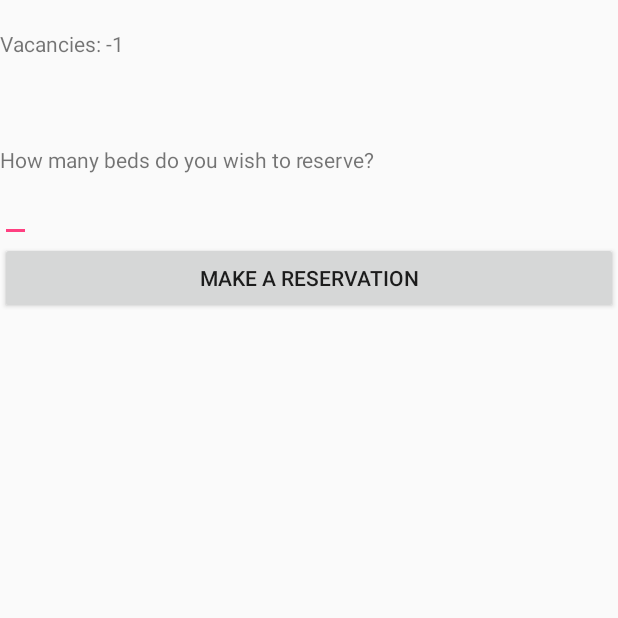
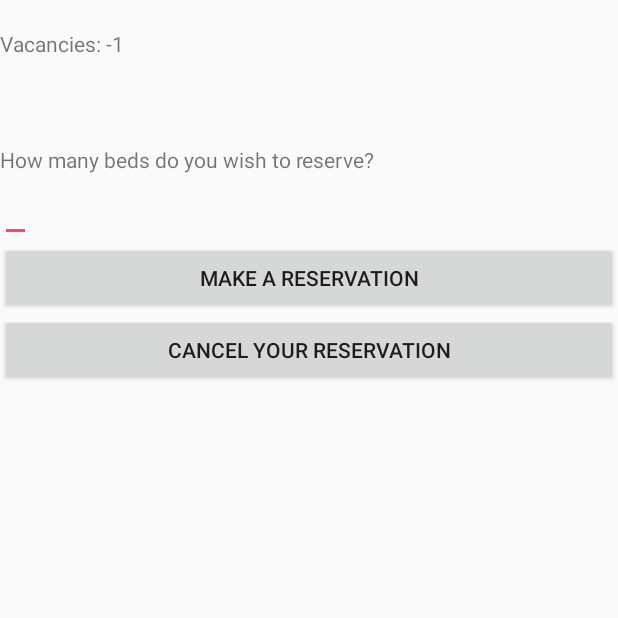
Before and after one commit to suinyun/Perfect-Cube, an Android app: the SingleListItem screen opened directly, with no data from a screen before it, on a phone screen of 412 x 824 dp, the top half of it. Run offline under Robolectric (Android 15) with nearby library versions, the phone set to English and light mode, and no system bars; 1 statement that could not run was skipped.

Commit message:
added reservation location and number to user. updated reservation number, reservation location, and shelter capacity when a reservation is made or cancelled.

```diff
--- a/app/src/main/res/layout/single_list_item_view.xml
+++ b/app/src/main/res/layout/single_list_item_view.xml
@@ -45,5 +45,12 @@
         android:layout_below="@+id/bedCount"
         android:text="Make a Reservation" />
 
+    <Button
+        android:id="@+id/cancelbutton"
+        android:layout_width="match_parent"
+        android:layout_height="wrap_content"
+        android:layout_below="@+id/reservationbutton"
+        android:text="Cancel Your Reservation"/>
+
 
 </LinearLayout>
```
